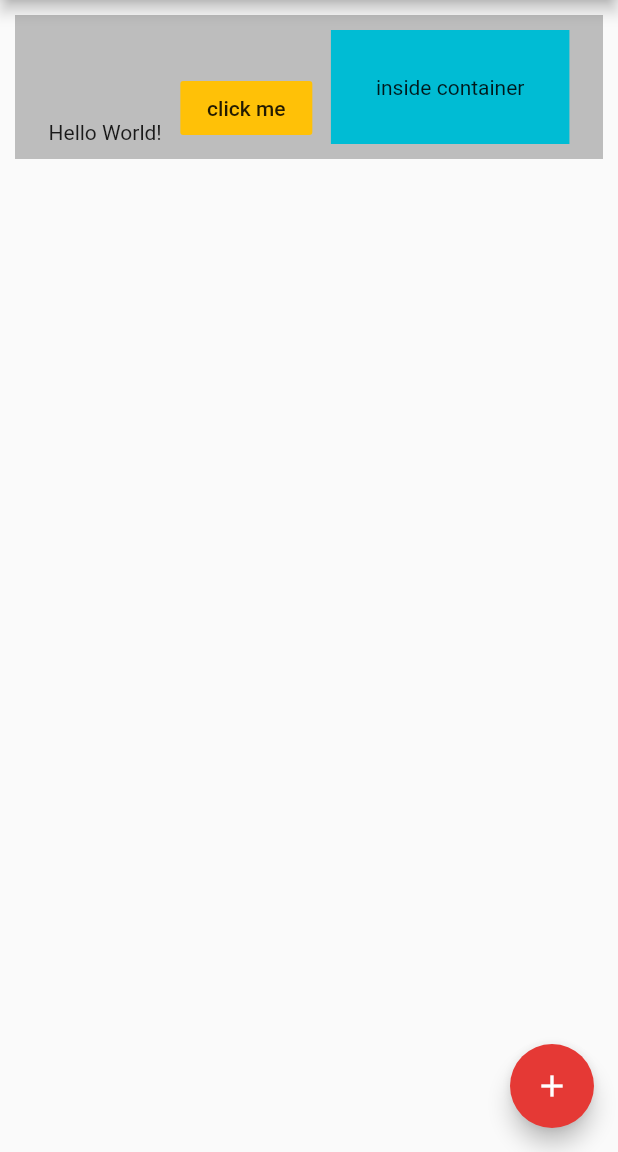
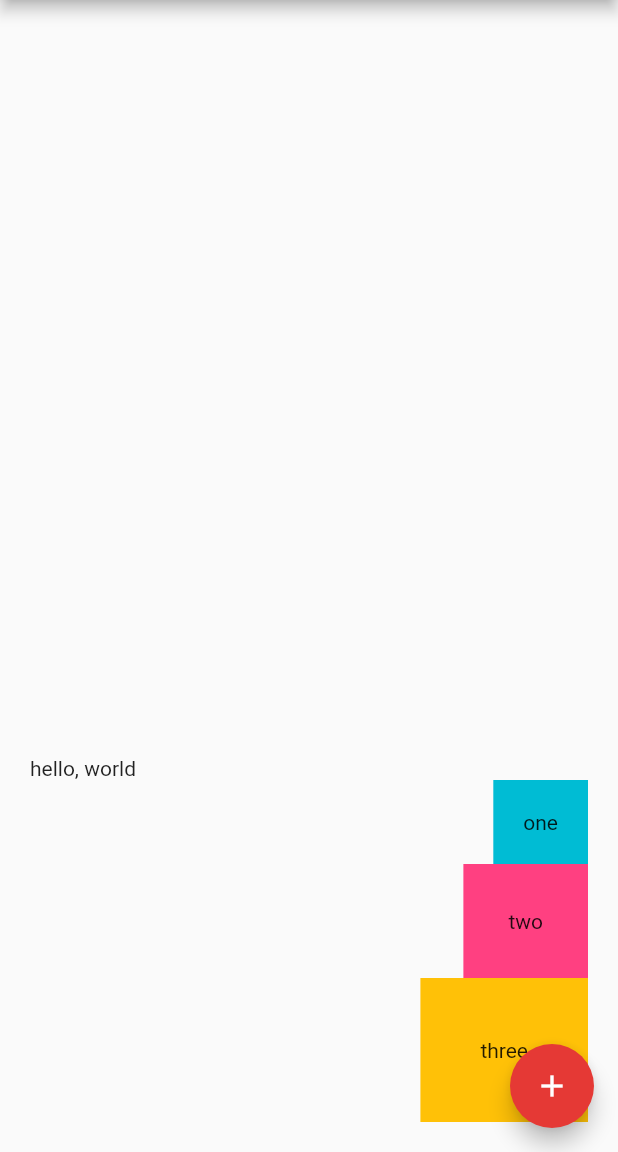
Before and after one commit to Ravshan1Uz/flutter_samples, a Flutter app: the screen it shows after launch, on a phone screen of 412 x 824 dp, the part 84-1236 px from its top. Run offline on Flutter 3.47's test engine with Material 2 defaults, Android fonts, the phone set to English and light mode, and no system bars.

Commit message:
first lesson

```diff
--- a/lib/main.dart
+++ b/lib/main.dart
@@ -17,21 +17,30 @@ class Home extends StatelessWidget {
       body: Container(
         padding: EdgeInsets.all(10.0),
         margin: EdgeInsets.all(10.0),
-        color: Colors.grey[400],
-        child: Row(
-          mainAxisAlignment: MainAxisAlignment.spaceEvenly,
-          crossAxisAlignment: CrossAxisAlignment.end,
+        child: Column(
+          mainAxisAlignment: MainAxisAlignment.end,
+          crossAxisAlignment: CrossAxisAlignment.end  ,
           children: [
-            Text('Hello World!'),
-            FlatButton(
-              onPressed: (){},
-              color: Colors.amber,
-              child: Text('click me'),
+            Row(
+              children: <Widget> [
+                Text('hello,'),
+                Text(' world'),
+              ],
             ),
             Container(
+              padding: EdgeInsets.all(20.0),
               color: Colors.cyan,
+              child: Text('one'),
+            ),
+            Container(
               padding: EdgeInsets.all(30.0),
-              child: Text('inside container'),
+              color: Colors.pinkAccent,
+              child: Text('two'),
+            ),
+            Container(
+              padding: EdgeInsets.all(40.0),
+              color: Colors.amber,
+              child: Text('three'),
             ),
           ],
         ),
```
